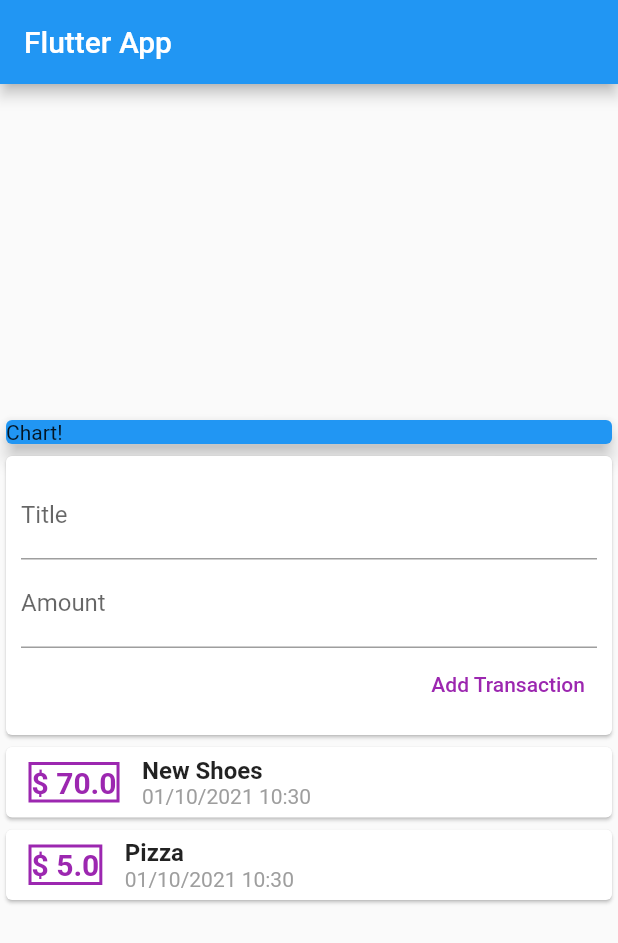
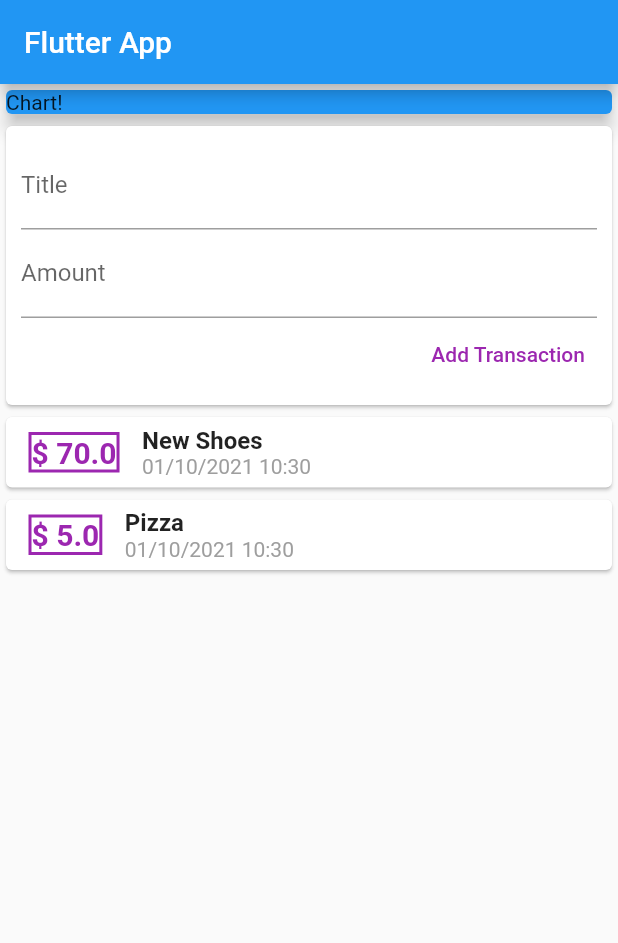
Before and after one commit to BrunoCodeman/flutter_course_expenses_app, a Flutter app: the screen it shows after launch, on a phone screen of 412 x 824 dp. Shown: the top 943 px of the screen. Run offline on Flutter 3.47's test engine with Material 2 defaults, Android fonts, the phone set to English and light mode, and no system bars.

Commit message:
up to class 89

```diff
--- a/lib/main.dart
+++ b/lib/main.dart
@@ -22,7 +22,8 @@ class MyHomePage extends StatelessWidget {
       appBar: AppBar(
         title: Text('Flutter App'),
       ),
-      body: Column(
+      body: SingleChildScrollView(
+        child: Column(
           mainAxisAlignment: MainAxisAlignment.center,
           children: [
             Container(
@@ -36,6 +37,7 @@ class MyHomePage extends StatelessWidget {
             UserTransactions()
           ],
         ),
+      ),
     );
   }
 }
--- a/lib/widgets/new_transaction.dart
+++ b/lib/widgets/new_transaction.dart
@@ -20,6 +20,7 @@ class NewTransaction extends StatelessWidget {
             ),
             TextField(
               decoration: InputDecoration(labelText: "Amount"),
+              keyboardType: TextInputType.number,
               controller: amountController,
             ),
             TextButton(
@@ -31,7 +32,9 @@ class NewTransaction extends StatelessWidget {
               },
               child: Text(
                 'Add Transaction',
-                style: TextStyle(color: Colors.purple),
+                style: TextStyle(
+                  color: Colors.purple,
+                ),
               ),
             )
           ],
--- a/lib/widgets/transaction_list.dart
+++ b/lib/widgets/transaction_list.dart
@@ -8,13 +8,17 @@ class TransactionList extends StatelessWidget {
 
   @override
   Widget build(BuildContext context) {
-    return Column(
+    return Container(
+      height: 300,
+      child: SingleChildScrollView(
+        child: Column(
           children: transactions
               .map((t) => Card(
                       child: Row(
                     children: [
                       Container(
-                    margin: EdgeInsets.symmetric(vertical: 10, horizontal: 15),
+                        margin:
+                            EdgeInsets.symmetric(vertical: 10, horizontal: 15),
                         decoration: BoxDecoration(
                           border: Border.all(color: Colors.purple, width: 2),
                         ),
@@ -45,6 +49,8 @@ class TransactionList extends StatelessWidget {
                     ],
                   )))
               .toList(),
+        ),
+      ),
     );
   }
 }
```
Lines whose indentation alone changed are shown as unchanged.
